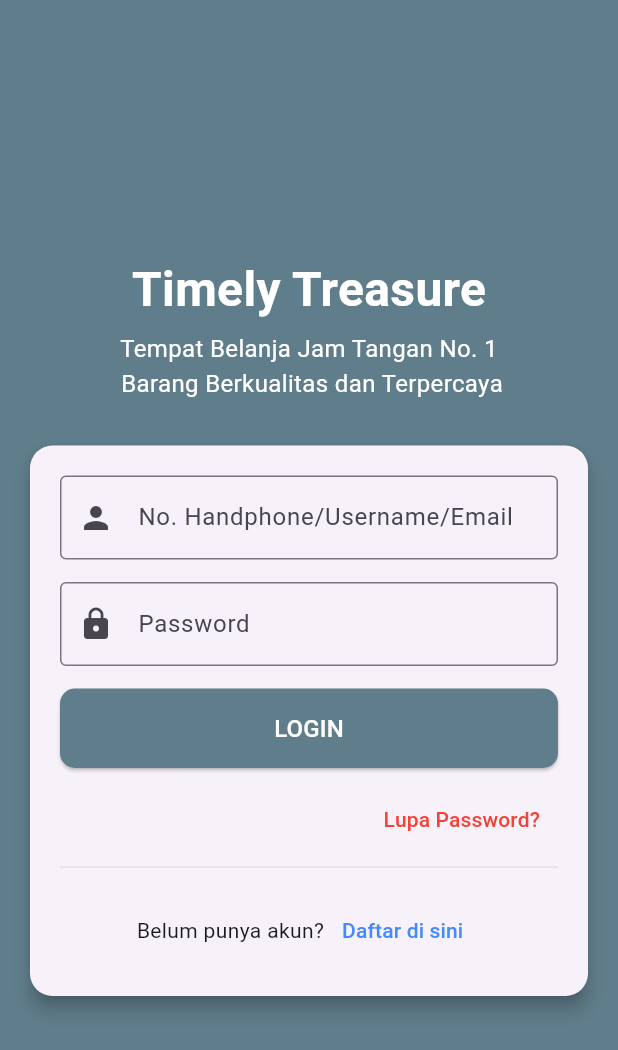
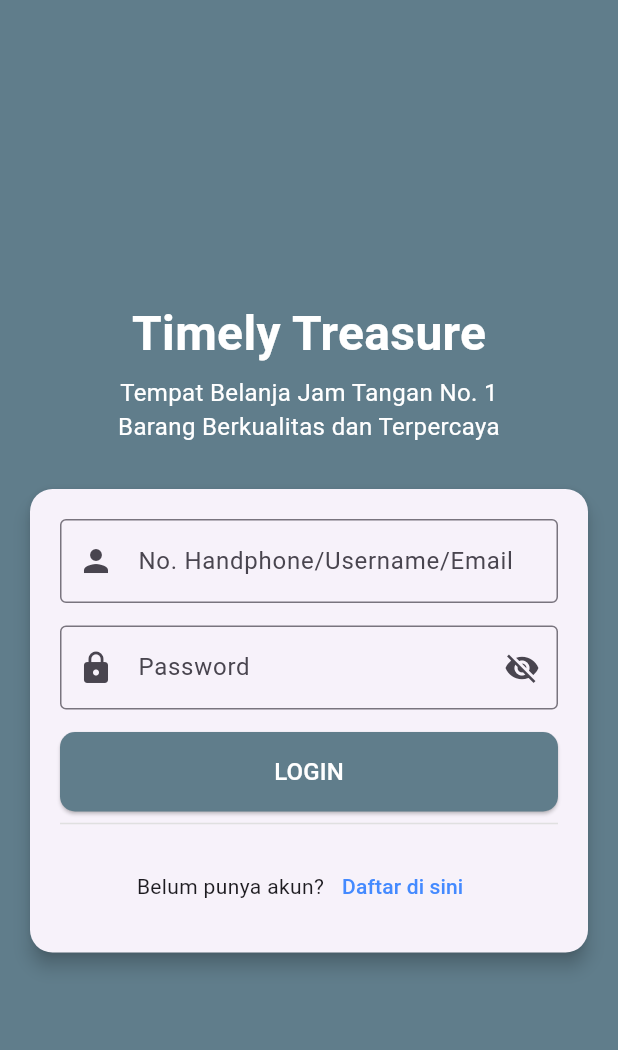
Before and after one commit to Wullannn/Timely_Treasure, a Flutter app: the screen it shows after launch, on a phone screen of 412 x 824 dp. Shown: the top 1050 px of the screen. Run offline on Flutter 3.47's test engine with Material 3 defaults, Android fonts, the phone set to English and light mode, and no system bars.

Commit message:
Update Signin_screen

```diff
--- a/lib/screens/signin_screen.dart
+++ b/lib/screens/signin_screen.dart
@@ -1,13 +1,21 @@
 import 'package:flutter/material.dart';
+// import 'package:jamm/screens/signUp_screen.dart';
 
-class SigninScreen extends StatelessWidget {
+class SigninScreen extends StatefulWidget {
   const SigninScreen({super.key});
+
+  @override
+  _SigninScreenState createState() => _SigninScreenState();
+}
+
+class _SigninScreenState extends State<SigninScreen> {
+  bool _obscurePassword = true;
 
   @override
   Widget build(BuildContext context) {
     return Scaffold(
       body: Container(
-        color: Colors.blueGrey, // Latar belakang biru abu-abu
+        color: Colors.blueGrey,
         child: Center(
           child: SingleChildScrollView(
             child: Column(
@@ -27,7 +35,7 @@ class SigninScreen extends StatelessWidget {
                     ),
                     SizedBox(height: 5),
                     Text(
-                      'Tempat Belanja Jam Tangan No. 1\n Barang Berkualitas dan Terpercaya',
+                      'Tempat Belanja Jam Tangan No. 1\nBarang Berkualitas dan Terpercaya',
                       textAlign: TextAlign.center,
                       style: TextStyle(
                         fontSize: 16,
@@ -57,14 +65,25 @@ class SigninScreen extends StatelessWidget {
                           ),
                         ),
                         SizedBox(height: 15),
-                        // Input Password
                         TextField(
                           decoration: InputDecoration(
                             labelText: 'Password',
                             border: OutlineInputBorder(),
                             prefixIcon: Icon(Icons.lock),
+                            suffixIcon: IconButton(
+                              icon: Icon(
+                                _obscurePassword
+                                    ? Icons.visibility_off
+                                    : Icons.visibility,
+                              ),
+                              onPressed: () {
+                                setState(() {
+                                  _obscurePassword = !_obscurePassword; // Ubah kondisi
+                                });
+                              },
+                            ),
                           ),
-                          obscureText: true,
+                          obscureText: _obscurePassword, // Kontrol visibilitas password
                         ),
                         SizedBox(height: 15),
                         // Tombol Login
@@ -87,20 +106,6 @@ class SigninScreen extends StatelessWidget {
                             ),
                           ),
                         ),
-                        SizedBox(height: 10),
-                        // Lupa Password
-                        Align(
-                          alignment: Alignment.centerRight,
-                          child: TextButton(
-                            onPressed: () {
-                              // Arahkan ke halaman lupa password
-                            },
-                            child: Text(
-                              'Lupa Password?',
-                              style: TextStyle(color: Colors.red),
-                            ),
-                          ),
-                        ),
                         Divider(thickness: 1, color: Colors.grey[300]),
                         SizedBox(height: 10),
                         // Tambahkan teks "Belum punya akun? Daftar di sini"
@@ -111,6 +116,10 @@ class SigninScreen extends StatelessWidget {
                             TextButton(
                               onPressed: () {
                                 // Arahkan ke halaman registrasi
+                                // Navigator.push(
+                                //   context,
+                                //   MaterialPageRoute(builder: (context) => SignupScreen()),
+                                // );
                               },
                               child: Text(
                                 "Daftar di sini",
```
